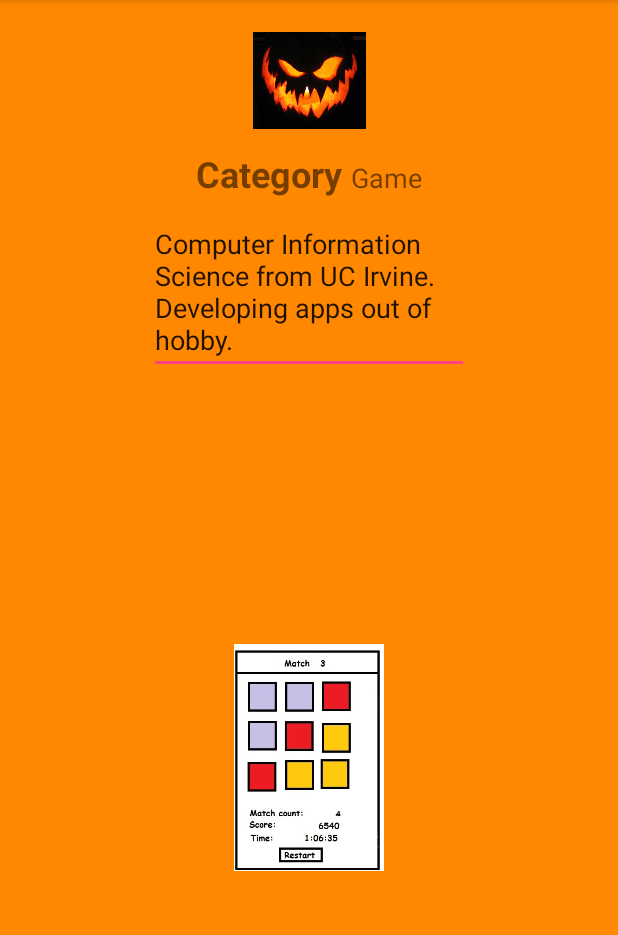
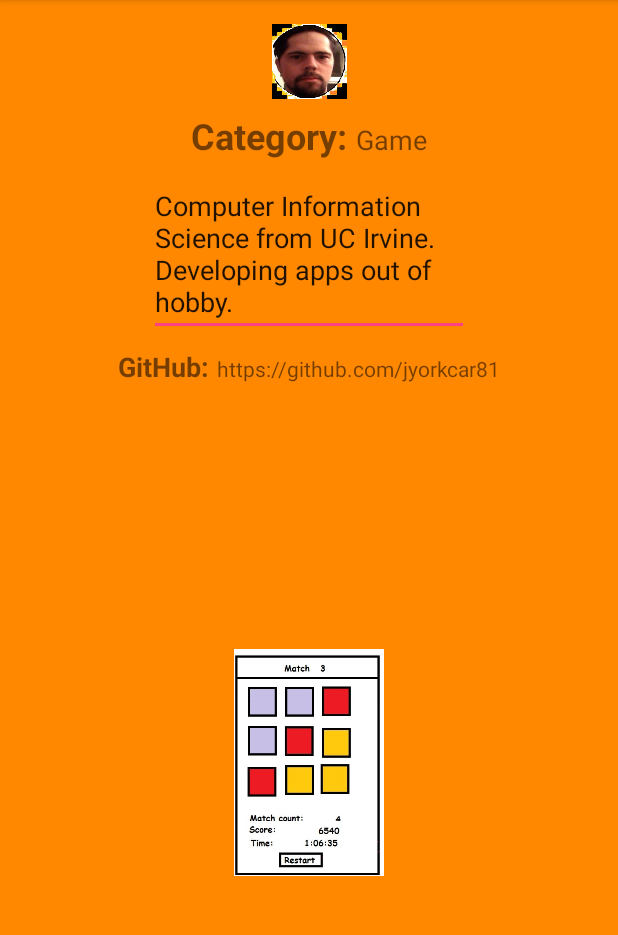
Before and after one commit to jyorkcar81/Portal_upgrade3, an Android app: the PersonalActivity screen opened directly, with no data from a screen before it, on a phone screen of 412 x 824 dp, the part 84-1019 px from its top. Run offline under Robolectric (Android 15) with nearby library versions, the phone set to English and light mode, and no system bars.

Commit message:
Upgrade3

```diff
--- a/app/src/main/res/layout/activity_personal.xml
+++ b/app/src/main/res/layout/activity_personal.xml
@@ -11,15 +11,19 @@
 
     <ImageView
         android:id="@+id/imageView3"
-        android:layout_width="75dp"
-        android:layout_height="75dp"
-        app:srcCompat="@drawable/p"
+        android:layout_width="50dp"
+        android:layout_height="50dp"
+        android:layout_marginEnd="8dp"
+        android:layout_marginLeft="8dp"
         android:layout_marginRight="8dp"
+        android:layout_marginStart="8dp"
+        android:layout_marginTop="16dp"
+        android:scaleType="fitXY"
+        app:layout_constraintLeft_toLeftOf="parent"
         app:layout_constraintRight_toRightOf="parent"
-        android:layout_marginLeft="8dp"
-        app:layout_constraintLeft_toLeftOf="parent"
         app:layout_constraintTop_toTopOf="parent"
-        android:layout_marginTop="16dp" />
+        app:srcCompat="@drawable/self"
+        />
 
     <LinearLayout
         android:id="@+id/linearLayout7"
@@ -31,7 +35,9 @@
         app:layout_constraintLeft_toLeftOf="parent"
         app:layout_constraintRight_toRightOf="parent"
         android:layout_marginTop="8dp"
-        app:layout_constraintTop_toBottomOf="@+id/imageView3">
+        app:layout_constraintTop_toBottomOf="@+id/imageView3"
+        android:layout_marginStart="8dp"
+        android:layout_marginEnd="8dp">
 
         <TextView
             android:id="@+id/textView8"
@@ -73,7 +79,42 @@
         android:text="@string/bio"
         app:layout_constraintLeft_toLeftOf="parent"
         app:layout_constraintRight_toRightOf="parent"
-        app:layout_constraintTop_toBottomOf="@+id/linearLayout7" />
+        app:layout_constraintTop_toBottomOf="@+id/linearLayout7"
+        android:layout_marginStart="8dp"
+        android:layout_marginEnd="8dp" />
+
+    <LinearLayout
+        android:id="@+id/linearLayout8"
+        android:layout_width="wrap_content"
+        android:layout_height="wrap_content"
+        android:layout_marginLeft="8dp"
+        android:layout_marginRight="8dp"
+        android:layout_marginTop="8dp"
+        android:orientation="horizontal"
+        app:layout_constraintLeft_toLeftOf="parent"
+        app:layout_constraintRight_toRightOf="parent"
+        app:layout_constraintTop_toBottomOf="@+id/editText">
+
+        <TextView
+            android:id="@+id/textView12"
+            android:layout_width="wrap_content"
+            android:layout_height="wrap_content"
+            android:layout_weight="1"
+            android:text="@string/myGitHub"
+            android:textSize="18sp"
+            android:textStyle="bold" />
+
+        <Space
+            android:layout_width="5dp"
+            android:layout_height="match_parent"
+            android:layout_weight="1" />
+
+        <TextView
+            android:id="@+id/textView10"
+            android:layout_width="wrap_content"
+            android:layout_height="wrap_content"
+            android:text="@string/myGitHubLink" />
+    </LinearLayout>
 
     <ImageView
         android:id="@+id/imageView4"
@@ -82,11 +123,13 @@
         android:layout_marginBottom="16dp"
         android:layout_marginLeft="8dp"
         android:layout_marginRight="8dp"
-        android:layout_marginTop="8dp"
         app:layout_constraintBottom_toBottomOf="parent"
         app:layout_constraintLeft_toLeftOf="parent"
         app:layout_constraintRight_toRightOf="parent"
-        app:layout_constraintTop_toBottomOf="@+id/editText"
-        app:srcCompat="@drawable/screenshot1" />
+        app:srcCompat="@drawable/screenshot1"
+        android:layout_marginStart="8dp"
+        android:layout_marginEnd="8dp"
+        android:layout_marginTop="8dp"
+        app:layout_constraintTop_toBottomOf="@+id/linearLayout8" />
 
 </android.support.constraint.ConstraintLayout>
--- a/app/src/main/res/values/strings.xml
+++ b/app/src/main/res/values/strings.xml
@@ -41,8 +41,10 @@
 
     </string-array>
 
-    <string name="category">Category</string>
+    <string name="category">Category:</string>
     <string name="game">Game</string>
+    <string name="myGitHubLink">https://github.com/jyorkcar81</string>
+    <string name="myGitHub">GitHub:</string>
 
     <string name="bio">Computer Information Science from UC Irvine.  Developing apps out of hobby.</string>
 
```
Also changed, not shown: app/src/main/res/drawable/self.jpg (added).
